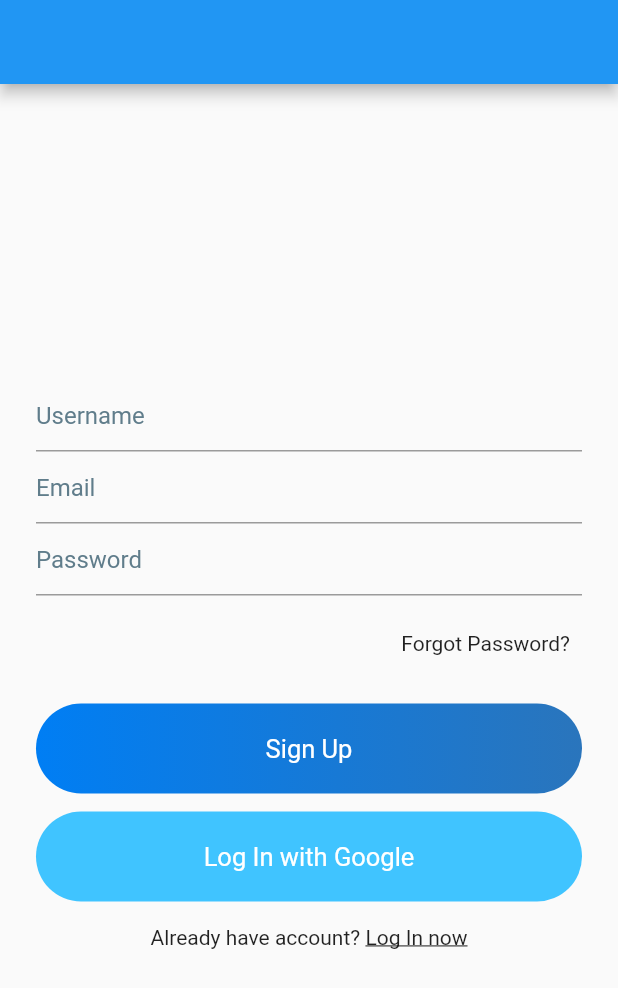
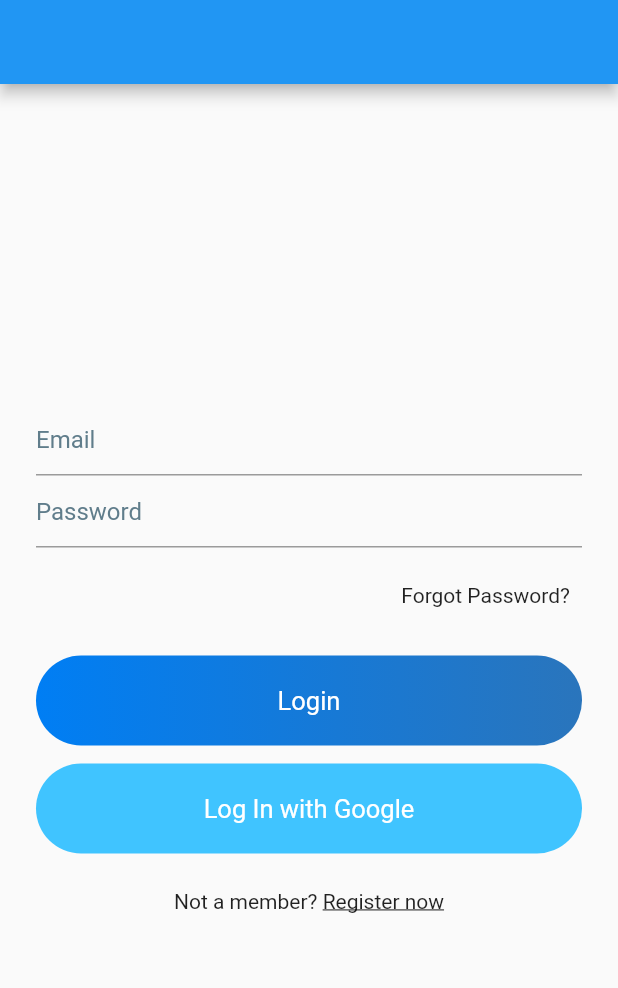
Before and after one commit to Izzie1/chatapplication, a Flutter app: the screen it shows after launch, on a phone screen of 412 x 824 dp. Shown: the top 988 px of the screen. Run offline on Flutter 3.47's test engine with Material 2 defaults, Android fonts, the light colour scheme and no system bars; our stand-ins replace firebase_auth, firebase_core; accounts and stored records are empty.

Commit message:
auth_home_login_main_signup_Authentication

```diff
--- /dev/null
+++ b/lib/helper/Authentication.dart
@@ -0,0 +1,27 @@
+import 'package:chatapplication/screens/login.dart';
+import 'package:chatapplication/screens/signup.dart';
+import 'package:flutter/material.dart';
+
+class Authentication extends StatefulWidget {
+  @override
+  _AuthenticationState createState() => _AuthenticationState();
+}
+
+class _AuthenticationState extends State<Authentication> {
+  bool isLogin = true;
+
+  void toggleView() {
+    setState(() {
+      isLogin = !isLogin;
+    });
+  }
+
+  @override
+  Widget build(BuildContext context) {
+    if(isLogin){
+      return Login(toggleView);
+    }else{
+      return SignUp(toggleView);
+    }
+  }
+}
--- a/lib/main.dart
+++ b/lib/main.dart
@@ -1,3 +1,4 @@
+import 'package:chatapplication/helper/Authentication.dart';
 import 'package:chatapplication/screens/login.dart';
 import 'package:chatapplication/screens/signup.dart';
 import 'package:firebase_core/firebase_core.dart';
@@ -19,7 +20,7 @@ class MyApp extends StatelessWidget {
       theme: ThemeData(
         primarySwatch: Colors.blue,
       ),
-      home: SignUp(),
+      home: Authentication(),
     );
   }
 }
--- a/lib/screens/login.dart
+++ b/lib/screens/login.dart
@@ -2,6 +2,9 @@ import 'package:chatapplication/widgets/widget.dart';
 import 'package:flutter/material.dart';
 
 class Login extends StatefulWidget {
+  final Function toggle;
+  Login(this.toggle);
+
   @override
   _LoginState createState() => _LoginState();
 }
@@ -76,9 +79,17 @@ class _LoginState extends State<Login> {
                     mainAxisAlignment: MainAxisAlignment.center,
                     children: [
                       Text("Not a member? "),
-                      Text("Register now",
-                          style:
-                              TextStyle(decoration: TextDecoration.underline))
+                      GestureDetector(
+                        onTap: (){
+                          widget.toggle();
+                        },
+                        child: Container(
+                          padding: EdgeInsets.symmetric(vertical: 8),
+                          child: Text("Register now",
+                              style: TextStyle(decoration:
+                              TextDecoration.underline)),
+                        ),
+                      )
                     ],
                   )
                 ],
--- a/lib/service/authentication.dart
+++ b/lib/service/auth.dart
@@ -1,7 +1,7 @@
 import 'package:chatapplication/model/Account.dart';
 import 'package:firebase_auth/firebase_auth.dart';
 
-class AuthenticationMethods {
+class AuthMethods {
   final FirebaseAuth _auth = FirebaseAuth.instance;
 
   Account _accountFromFireBase(User user) {
```
Also changed, not shown: lib/screens/home.dart (+22 -1 lines), lib/screens/signup.dart (+18 -6 lines).
